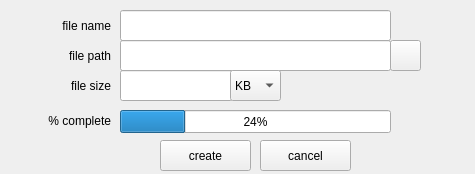
Before: the Qt Designer form createfile.ui in mhogomchungu/zuluCrypt, drawn with Qt 5.
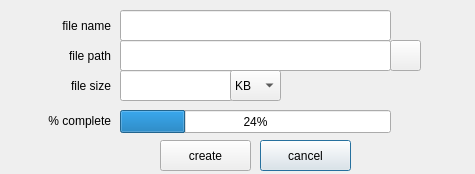
After: the same form once the commit is applied.

```diff
--- a/createfile.ui
+++ b/createfile.ui
@@ -132,6 +132,12 @@
    <property name="text">
     <string>cancel</string>
    </property>
+   <property name="autoDefault">
+    <bool>true</bool>
+   </property>
+   <property name="default">
+    <bool>true</bool>
+   </property>
   </widget>
   <widget class="QLabel" name="label_4">
    <property name="geometry">
```
